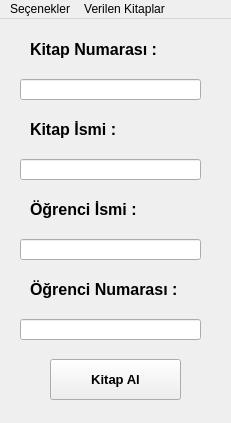
Old version of the form library.ui in the repository taydastahsin/APP-Library.
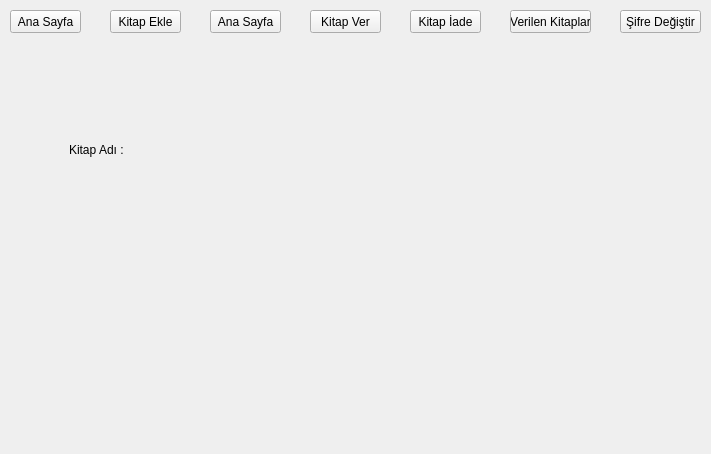
New version of the form. The open tabs and pages were chosen to show the change. Icons and pictures are not drawn.

Diff of the .ui file:
```diff
--- a/library.ui
+++ b/library.ui
@@ -6,77 +6,138 @@
    <rect>
     <x>0</x>
     <y>0</y>
-    <width>231</width>
-    <height>423</height>
+    <width>711</width>
+    <height>454</height>
    </rect>
   </property>
   <property name="windowTitle">
    <string>MainWindow</string>
   </property>
+  <property name="styleSheet">
+   <string notr="true"/>
+  </property>
   <widget class="QWidget" name="centralwidget">
+   <widget class="QPushButton" name="pushButton">
+    <property name="geometry">
+     <rect>
+      <x>10</x>
+      <y>10</y>
+      <width>71</width>
+      <height>23</height>
+     </rect>
+    </property>
+    <property name="text">
+     <string>Ana Sayfa</string>
+    </property>
+   </widget>
+   <widget class="QPushButton" name="pushButton_2">
+    <property name="geometry">
+     <rect>
+      <x>110</x>
+      <y>10</y>
+      <width>71</width>
+      <height>23</height>
+     </rect>
+    </property>
+    <property name="text">
+     <string>Kitap Ekle</string>
+    </property>
+   </widget>
+   <widget class="QPushButton" name="pushButton_3">
+    <property name="geometry">
+     <rect>
+      <x>310</x>
+      <y>10</y>
+      <width>71</width>
+      <height>23</height>
+     </rect>
+    </property>
+    <property name="text">
+     <string>Kitap Ver</string>
+    </property>
+   </widget>
+   <widget class="QPushButton" name="pushButton_4">
+    <property name="geometry">
+     <rect>
+      <x>410</x>
+      <y>10</y>
+      <width>71</width>
+      <height>23</height>
+     </rect>
+    </property>
+    <property name="text">
+     <string>Kitap İade</string>
+    </property>
+   </widget>
+   <widget class="QPushButton" name="pushButton_5">
+    <property name="geometry">
+     <rect>
+      <x>510</x>
+      <y>10</y>
+      <width>81</width>
+      <height>23</height>
+     </rect>
+    </property>
+    <property name="text">
+     <string>Verilen Kitaplar</string>
+    </property>
+   </widget>
+   <widget class="QPushButton" name="pushButton_6">
+    <property name="geometry">
+     <rect>
+      <x>620</x>
+      <y>10</y>
+      <width>81</width>
+      <height>23</height>
+     </rect>
+    </property>
+    <property name="text">
+     <string>Şifre Değiştir</string>
+    </property>
+   </widget>
+   <widget class="QPushButton" name="pushButton_7">
+    <property name="geometry">
+     <rect>
+      <x>210</x>
+      <y>10</y>
+      <width>71</width>
+      <height>23</height>
+     </rect>
+    </property>
+    <property name="text">
+     <string>Ana Sayfa</string>
+    </property>
+   </widget>
    <widget class="QStackedWidget" name="stackedWidget">
     <property name="geometry">
      <rect>
-      <x>0</x>
-      <y>0</y>
-      <width>231</width>
+      <x>-1</x>
+      <y>49</y>
+      <width>711</width>
       <height>401</height>
      </rect>
     </property>
+    <property name="styleSheet">
+     <string notr="true"># stackedWidget { 
+	border-image: url(:/login/login.jpg);
+}
+
+</string>
+    </property>
     <property name="currentIndex">
-     <number>0</number>
+     <number>1</number>
     </property>
     <widget class="QWidget" name="page">
-     <widget class="QLabel" name="label_2">
+     <widget class="QWidget" name="verticalLayoutWidget">
       <property name="geometry">
        <rect>
-        <x>60</x>
-        <y>40</y>
-        <width>131</width>
-        <height>31</height>
+        <x>250</x>
+        <y>140</y>
+        <width>191</width>
+        <height>111</height>
        </rect>
       </property>
-      <property name="font">
-       <font>
-        <pointsize>15</pointsize>
-        <weight>75</weight>
-        <bold>true</bold>
-       </font>
-      </property>
-      <property name="text">
-       <string>Giriş Paneli</string>
-      </property>
-     </widget>
-     <widget class="QPushButton" name="pushButton">
-      <property name="geometry">
-       <rect>
-        <x>30</x>
-        <y>270</y>
-        <width>151</width>
-        <height>51</height>
-       </rect>
-      </property>
-      <property name="font">
-       <font>
-        <pointsize>15</pointsize>
-        <weight>75</weight>
-        <bold>true</bold>
-       </font>
-      </property>
-      <property name="text">
-       <string>Giriş</string>
-      </property>
-     </widget>
-     <widget class="QWidget" name="verticalLayoutWidget_2">
-      <property name="geometry">
-       <rect>
-        <x>9</x>
-        <y>105</y>
-        <width>211</width>
-        <height>121</height>
-       </rect>
-      </property>
-      <layout class="QVBoxLayout" name="verticalLayout_2">
+      <layout class="QVBoxLayout" name="verticalLayout">
        <item>
         <widget class="QLabel" name="label">
          <property name="font">
@@ -87,7 +148,7 @@
           </font>
          </property>
          <property name="text">
-          <string>Kullanıcı Ad:</string>
+          <string>Kullanıcı Adı :</string>
          </property>
         </widget>
        </item>
@@ -95,7 +156,7 @@
         <widget class="QLineEdit" name="lineEdit"/>
        </item>
        <item>
-        <widget class="QLabel" name="label_3">
+        <widget class="QLabel" name="label_2">
          <property name="font">
           <font>
            <pointsize>11</pointsize>
@@ -104,7 +165,7 @@
           </font>
          </property>
          <property name="text">
-          <string>Şifre :</string>
+          <string>Kullanıcı Şifre :</string>
          </property>
         </widget>
        </item>
@@ -113,407 +174,64 @@
        </item>
       </layout>
      </widget>
+     <widget class="QPushButton" name="pushButton_8">
+      <property name="geometry">
+       <rect>
+        <x>270</x>
+        <y>280</y>
+        <width>141</width>
+        <height>51</height>
+       </rect>
+      </property>
+      <property name="font">
+       <font>
+        <pointsize>15</pointsize>
+        <weight>75</weight>
+        <bold>true</bold>
+       </font>
+      </property>
+      <property name="text">
+       <string>Giriş</string>
+      </property>
+     </widget>
+     <widget class="QLabel" name="label_3">
+      <property name="geometry">
+       <rect>
+        <x>110</x>
+        <y>40</y>
+        <width>511</width>
+        <height>51</height>
+       </rect>
+      </property>
+      <property name="font">
+       <font>
+        <pointsize>11</pointsize>
+        <weight>75</weight>
+        <bold>true</bold>
+       </font>
+      </property>
+      <property name="text">
+       <string>Mersin Üniveristesi İşletme Yüksek Okulu Kütüphane APP</string>
+      </property>
+     </widget>
     </widget>
     <widget class="QWidget" name="page_2">
-     <widget class="QWidget" name="verticalLayoutWidget">
+     <widget class="QLabel" name="label_4">
       <property name="geometry">
        <rect>
-        <x>10</x>
-        <y>80</y>
-        <width>211</width>
-        <height>151</height>
-       </rect>
-      </property>
-      <layout class="QVBoxLayout" name="verticalLayout">
-       <item>
-        <widget class="QLabel" name="label_4">
-         <property name="font">
-          <font>
-           <pointsize>11</pointsize>
-           <weight>75</weight>
-           <bold>true</bold>
-          </font>
-         </property>
-         <property name="text">
-          <string>Kitap Numarası :</string>
-         </property>
-        </widget>
-       </item>
-       <item>
-        <widget class="QLineEdit" name="lineEdit_3"/>
-       </item>
-       <item>
-        <widget class="QLabel" name="label_5">
-         <property name="font">
-          <font>
-           <pointsize>11</pointsize>
-           <weight>75</weight>
-           <bold>true</bold>
-          </font>
-         </property>
-         <property name="text">
-          <string>Kitap Adı :</string>
-         </property>
-        </widget>
-       </item>
-       <item>
-        <widget class="QLineEdit" name="lineEdit_5"/>
-       </item>
-      </layout>
-     </widget>
-     <widget class="QPushButton" name="pushButton_2">
-      <property name="geometry">
-       <rect>
-        <x>40</x>
-        <y>270</y>
-        <width>131</width>
-        <height>41</height>
-       </rect>
-      </property>
-      <property name="font">
-       <font>
-        <pointsize>12</pointsize>
-        <weight>75</weight>
-        <bold>true</bold>
-       </font>
-      </property>
-      <property name="text">
-       <string>Ekle</string>
-      </property>
-     </widget>
-    </widget>
-    <widget class="QWidget" name="page_4">
-     <widget class="QLabel" name="label_7">
-      <property name="geometry">
-       <rect>
-        <x>30</x>
-        <y>10</y>
-        <width>151</width>
-        <height>41</height>
-       </rect>
-      </property>
-      <property name="font">
-       <font>
-        <pointsize>12</pointsize>
-        <weight>75</weight>
-        <bold>true</bold>
-       </font>
-      </property>
-      <property name="text">
-       <string>Kitap Numarası :</string>
-      </property>
-     </widget>
-     <widget class="QLineEdit" name="lineEdit_6">
-      <property name="geometry">
-       <rect>
-        <x>20</x>
-        <y>60</y>
-        <width>181</width>
-        <height>21</height>
-       </rect>
-      </property>
-     </widget>
-     <widget class="QLabel" name="label_8">
-      <property name="geometry">
-       <rect>
-        <x>30</x>
+        <x>70</x>
         <y>90</y>
-        <width>151</width>
-        <height>41</height>
-       </rect>
-      </property>
-      <property name="font">
-       <font>
-        <pointsize>12</pointsize>
-        <weight>75</weight>
-        <bold>true</bold>
-       </font>
-      </property>
-      <property name="text">
-       <string>Kitap İsmi :</string>
-      </property>
-     </widget>
-     <widget class="QLineEdit" name="lineEdit_7">
-      <property name="geometry">
-       <rect>
-        <x>20</x>
-        <y>140</y>
-        <width>181</width>
+        <width>81</width>
         <height>21</height>
        </rect>
       </property>
-     </widget>
-     <widget class="QLabel" name="label_9">
-      <property name="geometry">
-       <rect>
-        <x>30</x>
-        <y>170</y>
-        <width>161</width>
-        <height>41</height>
-       </rect>
-      </property>
-      <property name="font">
-       <font>
-        <pointsize>12</pointsize>
-        <weight>75</weight>
-        <bold>true</bold>
-       </font>
-      </property>
       <property name="text">
-       <string>Öğrenci İsmi :</string>
+       <string>Kitap Adı :</string>
       </property>
      </widget>
-     <widget class="QLineEdit" name="lineEdit_8">
-      <property name="geometry">
-       <rect>
-        <x>20</x>
-        <y>220</y>
-        <width>181</width>
-        <height>21</height>
-       </rect>
-      </property>
-     </widget>
-     <widget class="QLabel" name="label_10">
-      <property name="geometry">
-       <rect>
-        <x>30</x>
-        <y>250</y>
-        <width>161</width>
-        <height>41</height>
-       </rect>
-      </property>
-      <property name="font">
-       <font>
-        <pointsize>12</pointsize>
-        <weight>75</weight>
-        <bold>true</bold>
-       </font>
-      </property>
-      <property name="text">
-       <string>Öğrenci Numarası :</string>
-      </property>
-     </widget>
-     <widget class="QLineEdit" name="lineEdit_9">
-      <property name="geometry">
-       <rect>
-        <x>20</x>
-        <y>300</y>
-        <width>181</width>
-        <height>21</height>
-       </rect>
-      </property>
-     </widget>
-     <widget class="QPushButton" name="pushButton_4">
-      <property name="geometry">
-       <rect>
-        <x>50</x>
-        <y>340</y>
-        <width>131</width>
-        <height>41</height>
-       </rect>
-      </property>
-      <property name="font">
-       <font>
-        <pointsize>10</pointsize>
-        <weight>75</weight>
-        <bold>true</bold>
-       </font>
-      </property>
-      <property name="text">
-       <string>Kitap Ver</string>
-      </property>
-     </widget>
     </widget>
-    <widget class="QWidget" name="page_5">
-     <widget class="QPushButton" name="pushButton_5">
-      <property name="geometry">
-       <rect>
-        <x>50</x>
-        <y>340</y>
-        <width>131</width>
-        <height>41</height>
-       </rect>
-      </property>
-      <property name="font">
-       <font>
-        <pointsize>10</pointsize>
-        <weight>75</weight>
-        <bold>true</bold>
-       </font>
-      </property>
-      <property name="text">
-       <string>Kitap Al</string>
-      </property>
-     </widget>
-     <widget class="QLabel" name="label_11">
-      <property name="geometry">
-       <rect>
-        <x>30</x>
-        <y>10</y>
-        <width>151</width>
-        <height>41</height>
-       </rect>
-      </property>
-      <property name="font">
-       <font>
-        <pointsize>12</pointsize>
-        <weight>75</weight>
-        <bold>true</bold>
-       </font>
-      </property>
-      <property name="text">
-       <string>Kitap Numarası :</string>
-      </property>
-     </widget>
-     <widget class="QLineEdit" name="lineEdit_10">
-      <property name="geometry">
-       <rect>
-        <x>20</x>
-        <y>300</y>
-        <width>181</width>
-        <height>21</height>
-       </rect>
-      </property>
-     </widget>
-     <widget class="QLabel" name="label_12">
-      <property name="geometry">
-       <rect>
-        <x>30</x>
-        <y>90</y>
-        <width>151</width>
-        <height>41</height>
-       </rect>
-      </property>
-      <property name="font">
-       <font>
-        <pointsize>12</pointsize>
-        <weight>75</weight>
-        <bold>true</bold>
-       </font>
-      </property>
-      <property name="text">
-       <string>Kitap İsmi :</string>
-      </property>
-     </widget>
-     <widget class="QLineEdit" name="lineEdit_11">
-      <property name="geometry">
-       <rect>
-        <x>20</x>
-        <y>140</y>
-        <width>181</width>
-        <height>21</height>
-       </rect>
-      </property>
-     </widget>
-     <widget class="QLabel" name="label_13">
-      <property name="geometry">
-       <rect>
-        <x>30</x>
-        <y>170</y>
-        <width>161</width>
-        <height>41</height>
-       </rect>
-      </property>
-      <property name="font">
-       <font>
-        <pointsize>12</pointsize>
-        <weight>75</weight>
-        <bold>true</bold>
-       </font>
-      </property>
-      <property name="text">
-       <string>Öğrenci İsmi :</string>
-      </property>
-     </widget>
-     <widget class="QLineEdit" name="lineEdit_12">
-      <property name="geometry">
-       <rect>
-        <x>20</x>
-        <y>220</y>
-        <width>181</width>
-        <height>21</height>
-       </rect>
-      </property>
-     </widget>
-     <widget class="QLabel" name="label_14">
-      <property name="geometry">
-       <rect>
-        <x>30</x>
-        <y>250</y>
-        <width>161</width>
-        <height>41</height>
-       </rect>
-      </property>
-      <property name="font">
-       <font>
-        <pointsize>12</pointsize>
-        <weight>75</weight>
-        <bold>true</bold>
-       </font>
-      </property>
-      <property name="text">
-       <string>Öğrenci Numarası :</string>
-      </property>
-     </widget>
-     <widget class="QLineEdit" name="lineEdit_13">
-      <property name="geometry">
-       <rect>
-        <x>20</x>
-        <y>60</y>
-        <width>181</width>
-        <height>21</height>
-       </rect>
-      </property>
-     </widget>
-    </widget>
    </widget>
   </widget>
-  <widget class="QMenuBar" name="menubar">
-   <property name="geometry">
-    <rect>
-     <x>0</x>
-     <y>0</y>
-     <width>231</width>
-     <height>21</height>
-    </rect>
-   </property>
-   <widget class="QMenu" name="menuGiri">
-    <property name="title">
-     <string>Seçenekler</string>
-    </property>
-    <addaction name="actionKitap_Ekle"/>
-    <addaction name="actionKitap_Ver"/>
-    <addaction name="actionKitap_Al"/>
-   </widget>
-   <widget class="QMenu" name="menuVerilen_Kitaplar">
-    <property name="title">
-     <string>Verilen Kitaplar</string>
-    </property>
-    <addaction name="actionG_ster"/>
-   </widget>
-   <addaction name="menuGiri"/>
-   <addaction name="menuVerilen_Kitaplar"/>
-  </widget>
-  <action name="actionKitap_Ekle">
-   <property name="text">
-    <string>Kitap Ekle</string>
-   </property>
-  </action>
-  <action name="actionKitap_Ver">
-   <property name="text">
-    <string>Kitap Ver</string>
-   </property>
-  </action>
-  <action name="actionKitap_Al">
-   <property name="text">
-    <string>Kitap Al</string>
-   </property>
-  </action>
-  <action name="actionG_ster">
-   <property name="text">
-    <string>Göster</string>
-   </property>
-  </action>
  </widget>
  <resources/>
  <connections/>
```
Left out of the diff: 4 changed lines with no effect on the pictures.
